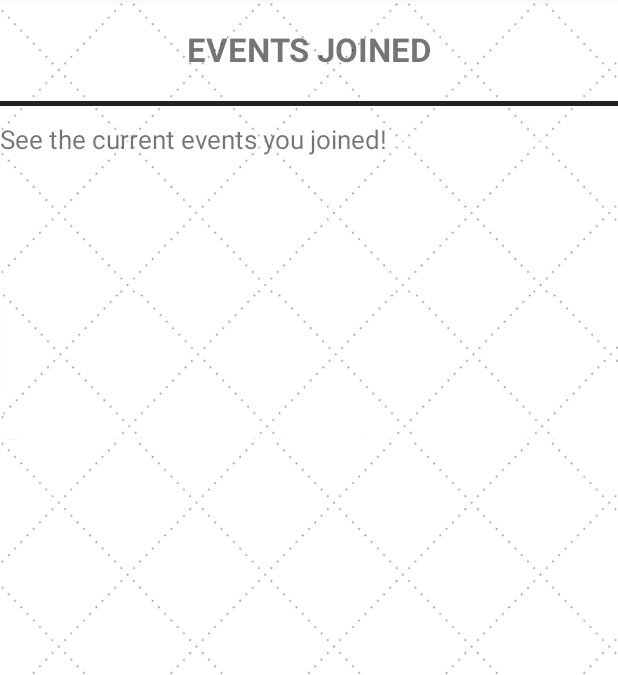
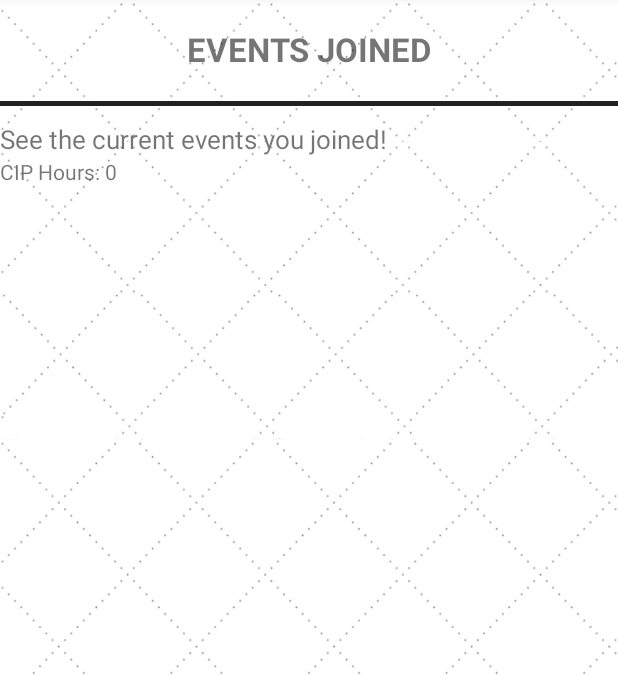
Before and after one commit to injomi/MatchIt, an Android app: the HomeScreen screen opened directly, with no data from a screen before it, in the side drawer, after a tap on "My Events", on a phone screen of 412 x 824 dp, the part 87-762 px from its top. Run offline under Robolectric (Android 15) with nearby library versions, the phone set to English and light mode, and no system bars; our stand-ins replace Firebase (no records; nobody signed in at launch, a user with empty details on screens opened directly); 1 statement that could not run was skipped.

Commit message:
brain dead commit.

```diff
--- a/app/src/main/java/com/example/matchit/HomeScreen.java
+++ b/app/src/main/java/com/example/matchit/HomeScreen.java
@@ -36,7 +36,7 @@ public class HomeScreen extends AppCompatActivity
         setContentView(R.layout.activity_home_screen);
         Toolbar toolbar = (Toolbar) findViewById(R.id.toolbar);
         setSupportActionBar(toolbar);
-        FirebaseMessaging.getInstance().subscribeToTopic("test");
+        FirebaseMessaging.getInstance().unsubscribeFromTopic("test");
 
         //This is the message button at the bottom right corner
         /*FloatingActionButton fab = (FloatingActionButton) findViewById(R.id.fab);
--- a/app/src/main/res/layout/events.xml
+++ b/app/src/main/res/layout/events.xml
@@ -1,6 +1,19 @@
 <?xml version="1.0" encoding="utf-8"?>
 <RelativeLayout xmlns:android="http://schemas.android.com/apk/res/android"
     android:layout_width="match_parent" android:layout_height="match_parent">
+    <TextView
+        android:id="@+id/cipTitle"
+        android:layout_width="wrap_content"
+        android:layout_height="wrap_content"
+        android:layout_below="@id/textView2"
+        android:text="CIP Hours: "/>
+    <TextView
+        android:id="@+id/cipHours"
+        android:layout_toRightOf="@id/cipTitle"
+        android:layout_below="@id/textView2"
+        android:layout_width="wrap_content"
+        android:layout_height="wrap_content"
+        android:text="0"/>
     <TextView
         android:id="@+id/eventTitle"
         android:text="EVENTS JOINED"
```
